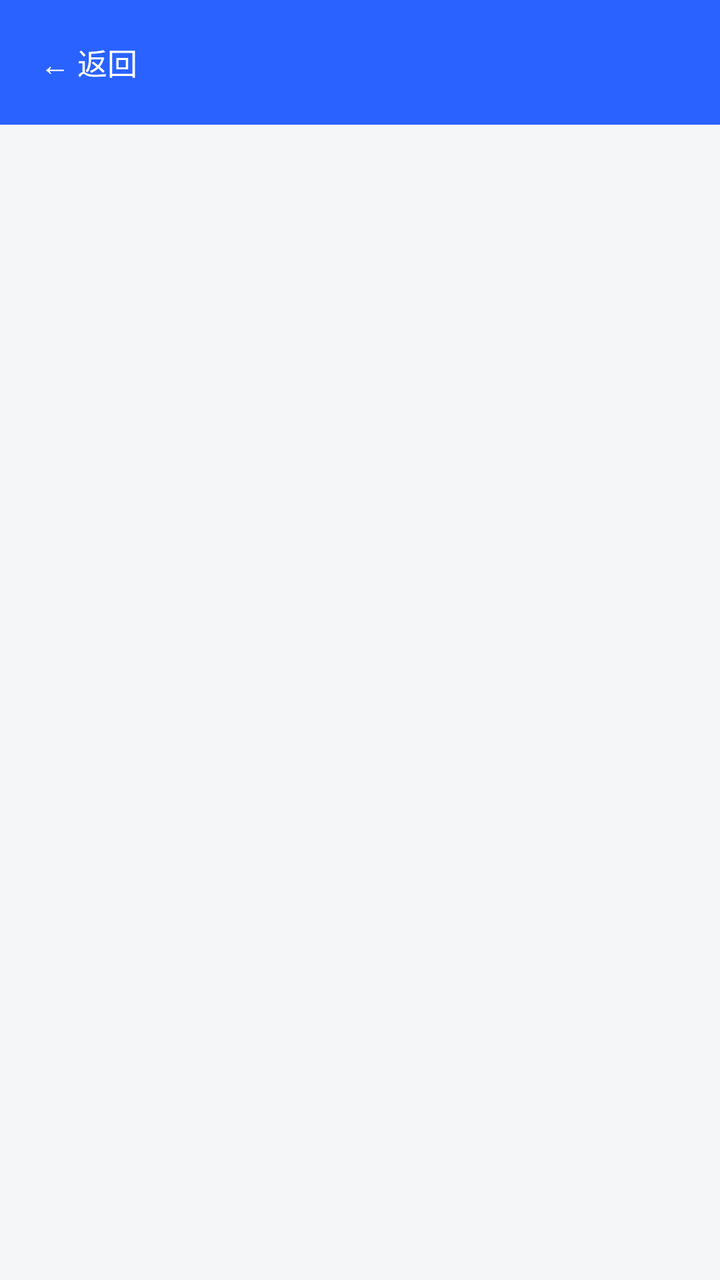
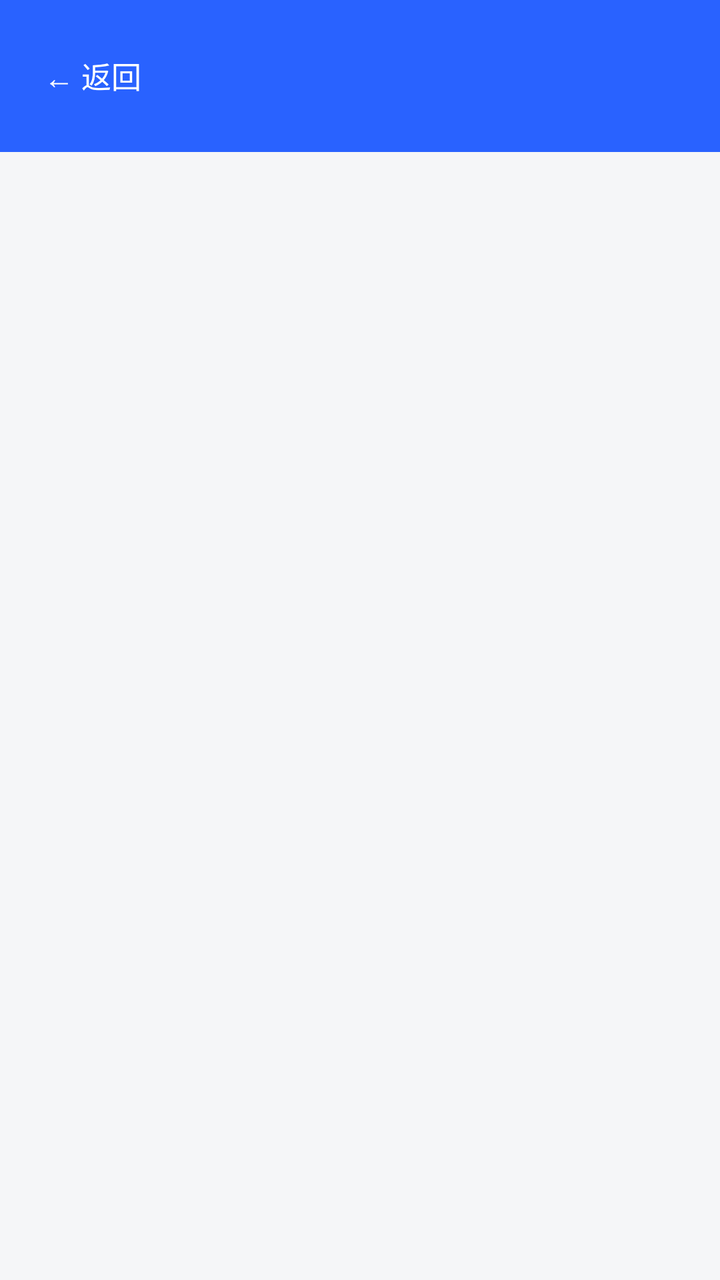

An Android layout rendered at two revisions. The XML below is the earlier revision; the diff shows what the commit changed to produce the second picture.
<!-- AndroidManifest.xml: application theme Theme.ExamPrep -->
<!-- res/layout/activity_list.xml -->
<?xml version="1.0" encoding="utf-8"?>
<LinearLayout xmlns:android="http://schemas.android.com/apk/res/android"
    android:layout_width="match_parent" android:layout_height="match_parent"
    android:orientation="vertical" android:background="@color/bg">

    <LinearLayout
        android:layout_width="match_parent" android:layout_height="wrap_content"
        android:background="@color/primary" android:gravity="center_vertical"
        android:orientation="horizontal" android:padding="14dp">
        <TextView
            android:id="@+id/btnBack"
            android:layout_width="wrap_content" android:layout_height="wrap_content"
            android:padding="6dp" android:text="← 返回"
            android:textColor="#FFFFFF" android:textSize="15sp" />
        <TextView
            android:id="@+id/tvListTitle"
            android:layout_width="0dp" android:layout_weight="1"
            android:layout_height="wrap_content" android:layout_marginStart="10dp"
            android:textColor="#FFFFFF" android:textSize="16sp" android:textStyle="bold" />
    </LinearLayout>

    <TextView
        android:id="@+id/tvListEmpty"
        android:layout_width="match_parent" android:layout_height="wrap_content"
        android:layout_marginTop="30dp" android:gravity="center"
        android:text="暂无数据" android:textColor="@color/text_sub" android:visibility="gone" />

    <androidx.recyclerview.widget.RecyclerView
        android:id="@+id/rvList"
        android:layout_width="match_parent" android:layout_height="match_parent"
        android:padding="10dp" />
</LinearLayout>
<!-- resources referenced by this layout -->
<resources>
  <color name="bg">#F5F6F8</color>
  <color name="primary">#2962FF</color>
  <color name="text_sub">#7A8190</color>
  <style name="Theme.ExamPrep" parent="Theme.Material3.DayNight.NoActionBar">
          <item name="colorPrimary">@color/primary</item>
          <item name="colorOnPrimary">#FFFFFF</item>
          <item name="colorPrimaryContainer">@color/chip_bg</item>
          <item name="colorSecondary">@color/accent</item>
          <item name="android:colorBackground">@color/bg</item>
          <item name="colorSurface">@color/card</item>
          <item name="android:statusBarColor">@color/primary</item>
          <item name="android:textColorPrimary">@color/text_main</item>
          <item name="android:textColorSecondary">@color/text_sub</item>
      </style>
  <color name="chip_bg">#EEF2FF</color>
  <color name="accent">#00BFA5</color>
  <color name="card">#FFFFFF</color>
  <color name="text_main">#1B1F27</color>
</resources>

<!-- the commit's change to res/layout/activity_list.xml (unified diff, before → after) -->
@@ -8,6 +8,7 @@
         android:background="@color/primary" android:gravity="center_vertical"
         android:orientation="horizontal" android:padding="14dp">
         <TextView
+            style="@style/TopAction"
             android:id="@+id/btnBack"
             android:layout_width="wrap_content" android:layout_height="wrap_content"
             android:padding="6dp" android:text="← 返回"
<!-- resource entries referenced after the edit -->
@@ -2,7 +2,19 @@
 <resources>
   <color name="bg">#F5F6F8</color>
   <color name="primary">#2962FF</color>
-  <color name="text_sub">#7A8190</color>
+  <color name="text_sub">#5C6472</color>
+  <style name="TopAction">
+          <item name="android:layout_width">wrap_content</item>
+          <item name="android:layout_height">wrap_content</item>
+          <item name="android:minWidth">48dp</item>
+          <item name="android:minHeight">48dp</item>
+          <item name="android:gravity">center</item>
+          <item name="android:paddingStart">8dp</item>
+          <item name="android:paddingEnd">8dp</item>
+          <item name="android:textColor">#FFFFFF</item>
+          <item name="android:textSize">15sp</item>
+          <item name="android:background">?attr/selectableItemBackground</item>
+      </style>
   <style name="Theme.ExamPrep" parent="Theme.Material3.DayNight.NoActionBar">
           <item name="colorPrimary">@color/primary</item>
           <item name="colorOnPrimary">#FFFFFF</item>
